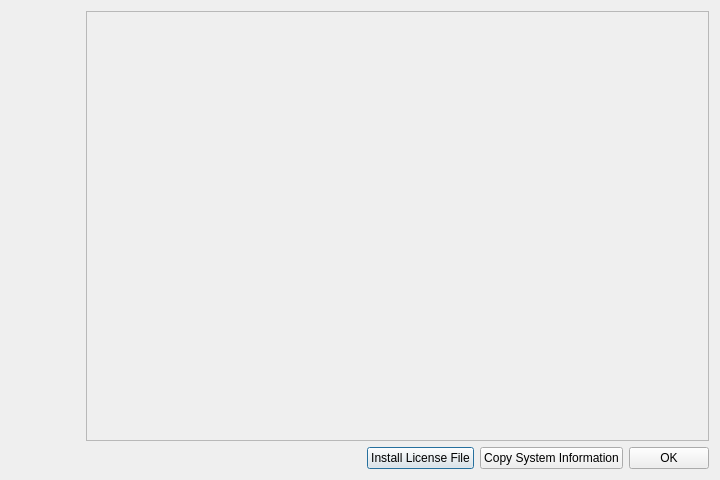
Qt form src/support/gamslicensingdialog.ui (GAMS-dev/studio) before a commit.
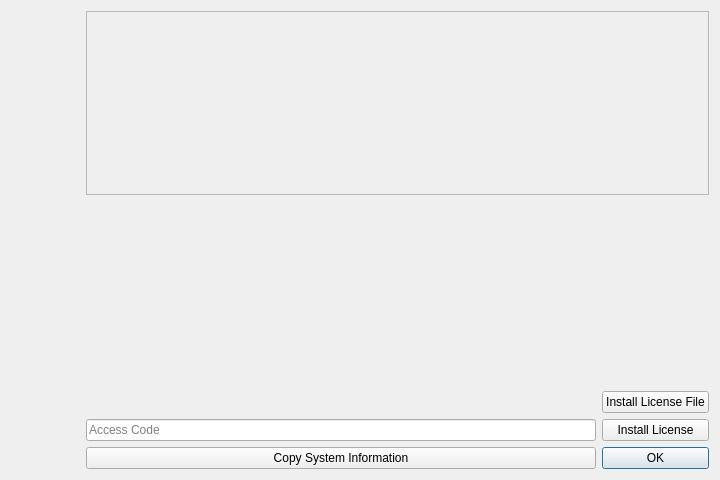
The same form after that commit. Icons and pictures are not drawn.

Commit message: ALP license support

```diff
--- a/src/support/gamslicensingdialog.ui
+++ b/src/support/gamslicensingdialog.ui
@@ -16,14 +16,9 @@
   <property name="locale">
    <locale language="English" country="UnitedStates"/>
   </property>
-  <layout class="QVBoxLayout" name="verticalLayout_2">
-   <item>
-    <layout class="QHBoxLayout" name="horizontalLayout_2">
+  <layout class="QHBoxLayout" name="horizontalLayout">
      <item>
       <layout class="QVBoxLayout" name="verticalLayout">
-       <property name="spacing">
-        <number>6</number>
-       </property>
        <item>
         <widget class="QLabel" name="gamslogo">
          <property name="sizePolicy">
@@ -62,6 +57,8 @@
       </layout>
      </item>
      <item>
+    <layout class="QVBoxLayout" name="verticalLayout_2">
+     <item>
       <widget class="QScrollArea" name="scrollArea">
        <property name="sizePolicy">
         <sizepolicy hsizetype="Expanding" vsizetype="Minimum">
@@ -84,7 +81,7 @@
           <x>0</x>
           <y>0</y>
           <width>621</width>
-          <height>425</height>
+          <height>147</height>
          </rect>
         </property>
         <layout class="QHBoxLayout" name="horizontalLayout_3">
@@ -144,34 +141,59 @@
        </widget>
       </widget>
      </item>
-    </layout>
+     <item>
+      <widget class="QLabel" name="errorLabel">
+       <property name="text">
+        <string/>
+       </property>
+      </widget>
    </item>
    <item>
-    <layout class="QHBoxLayout" name="horizontalLayout_bottom">
-     <item>
+      <layout class="QGridLayout" name="gridLayout">
+       <item row="0" column="0">
       <spacer name="horizontalSpacer">
        <property name="orientation">
         <enum>Qt::Orientation::Horizontal</enum>
        </property>
        <property name="sizeHint" stdset="0">
         <size>
-         <width>218</width>
-         <height>20</height>
+           <width>148</width>
+           <height>22</height>
         </size>
        </property>
       </spacer>
      </item>
-     <item>
-      <widget class="QPushButton" name="installButton">
+       <item row="0" column="1">
+        <widget class="QPushButton" name="fileButton">
        <property name="text">
         <string>Install License File</string>
        </property>
-      </widget>
-     </item>
-     <item>
-      <widget class="QPushButton" name="copylicense">
+         <property name="autoDefault">
+          <bool>false</bool>
+         </property>
+        </widget>
+       </item>
+       <item row="1" column="0">
+        <widget class="QLineEdit" name="idEdit">
+         <property name="placeholderText">
+          <string>Access Code</string>
+         </property>
+        </widget>
+       </item>
+       <item row="1" column="1">
+        <widget class="QPushButton" name="alpButton">
+         <property name="text">
+          <string>Install License</string>
+         </property>
+         <property name="autoDefault">
+          <bool>false</bool>
+         </property>
+        </widget>
+       </item>
+       <item row="2" column="0">
+        <widget class="QPushButton" name="copyButton">
        <property name="sizePolicy">
-        <sizepolicy hsizetype="Minimum" vsizetype="Preferred">
+          <sizepolicy hsizetype="Minimum" vsizetype="Fixed">
          <horstretch>0</horstretch>
          <verstretch>0</verstretch>
         </sizepolicy>
@@ -179,12 +201,15 @@
        <property name="text">
         <string>Copy System Information</string>
        </property>
-      </widget>
-     </item>
-     <item>
-      <widget class="QPushButton" name="ok">
+         <property name="autoDefault">
+          <bool>false</bool>
+         </property>
+        </widget>
+       </item>
+       <item row="2" column="1">
+        <widget class="QPushButton" name="okButton">
        <property name="sizePolicy">
-        <sizepolicy hsizetype="Minimum" vsizetype="Preferred">
+          <sizepolicy hsizetype="Minimum" vsizetype="Fixed">
          <horstretch>0</horstretch>
          <verstretch>0</verstretch>
         </sizepolicy>
@@ -198,7 +223,12 @@
          <height>16</height>
         </size>
        </property>
-      </widget>
+         <property name="autoDefault">
+          <bool>true</bool>
+         </property>
+        </widget>
+       </item>
+      </layout>
      </item>
     </layout>
    </item>
```
Left out of the diff: 2 changed lines with no effect on the pictures. Lines whose indentation alone changed are shown as unchanged. The commit also changes 7 other files.
